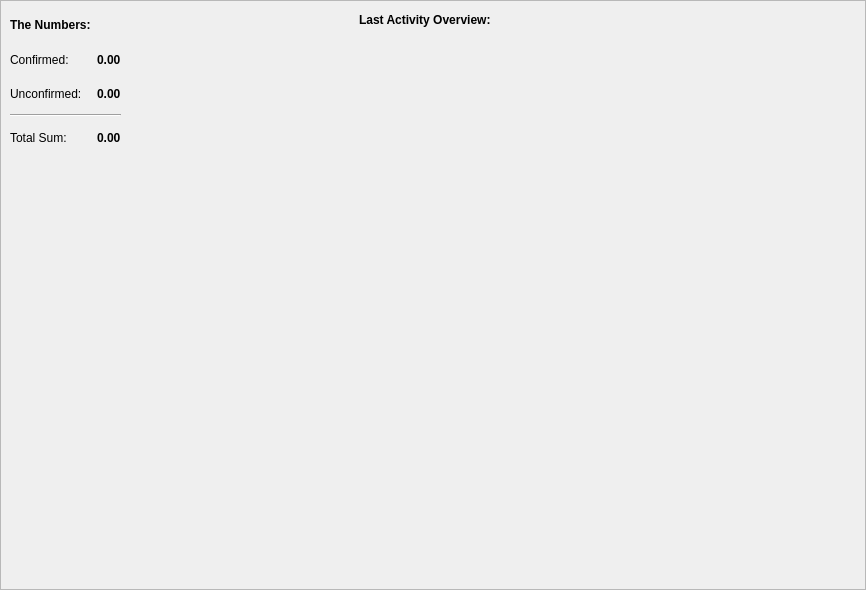
First picture: the form in src/gui/ui/overviewframe.ui, repository Nephatiu/Ncoin-Wallet, before the edit.
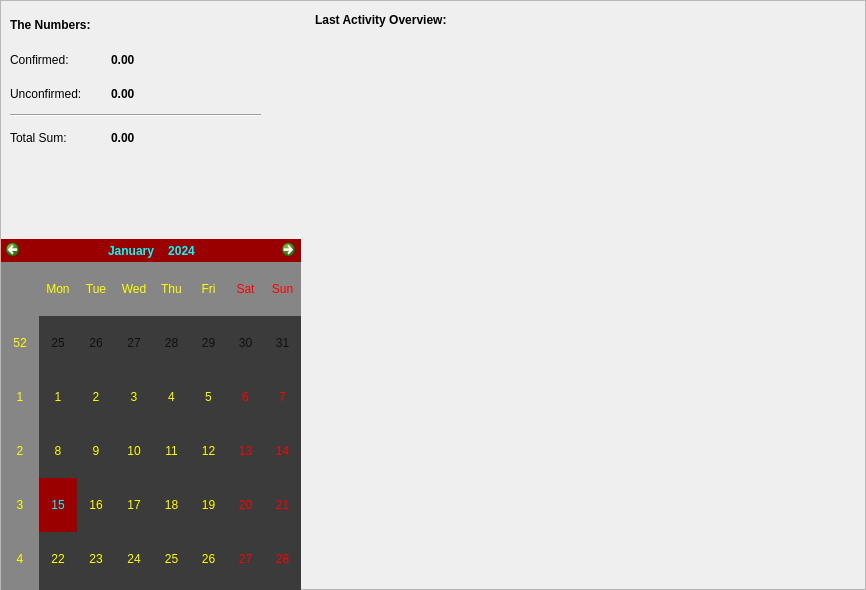
Second picture: the form after the edit.

Patch:
```diff
--- a/src/gui/ui/overviewframe.ui
+++ b/src/gui/ui/overviewframe.ui
@@ -19,7 +19,7 @@
   <property name="frameShadow">
    <enum>QFrame::Raised</enum>
   </property>
-  <layout class="QGridLayout" name="gridLayout" columnstretch="40,60">
+  <layout class="QGridLayout" name="gridLayout" columnstretch="40,0">
    <property name="sizeConstraint">
     <enum>QLayout::SetDefaultConstraint</enum>
    </property>
@@ -41,6 +41,335 @@
    <property name="verticalSpacing">
     <number>0</number>
    </property>
+   <item row="2" column="0">
+    <widget class="QCalendarWidget" name="calendarWidget">
+     <property name="sizePolicy">
+      <sizepolicy hsizetype="Fixed" vsizetype="Fixed">
+       <horstretch>0</horstretch>
+       <verstretch>0</verstretch>
+      </sizepolicy>
+     </property>
+     <property name="minimumSize">
+      <size>
+       <width>200</width>
+       <height>400</height>
+      </size>
+     </property>
+     <property name="maximumSize">
+      <size>
+       <width>300</width>
+       <height>300</height>
+      </size>
+     </property>
+     <property name="palette">
+      <palette>
+       <active>
+        <colorrole role="WindowText">
+         <brush brushstyle="SolidPattern">
+          <color alpha="255">
+           <red>131</red>
+           <green>0</green>
+           <blue>0</blue>
+          </color>
+         </brush>
+        </colorrole>
+        <colorrole role="Light">
+         <brush brushstyle="SolidPattern">
+          <color alpha="255">
+           <red>121</red>
+           <green>121</green>
+           <blue>121</blue>
+          </color>
+         </brush>
+        </colorrole>
+        <colorrole role="Midlight">
+         <brush brushstyle="SolidPattern">
+          <color alpha="255">
+           <red>83</red>
+           <green>83</green>
+           <blue>83</blue>
+          </color>
+         </brush>
+        </colorrole>
+        <colorrole role="Dark">
+         <brush brushstyle="SolidPattern">
+          <color alpha="255">
+           <red>15</red>
+           <green>15</green>
+           <blue>15</blue>
+          </color>
+         </brush>
+        </colorrole>
+        <colorrole role="Text">
+         <brush brushstyle="SolidPattern">
+          <color alpha="255">
+           <red>255</red>
+           <green>255</green>
+           <blue>0</blue>
+          </color>
+         </brush>
+        </colorrole>
+        <colorrole role="ButtonText">
+         <brush brushstyle="SolidPattern">
+          <color alpha="255">
+           <red>255</red>
+           <green>0</green>
+           <blue>0</blue>
+          </color>
+         </brush>
+        </colorrole>
+        <colorrole role="Base">
+         <brush brushstyle="SolidPattern">
+          <color alpha="255">
+           <red>59</red>
+           <green>59</green>
+           <blue>59</blue>
+          </color>
+         </brush>
+        </colorrole>
+        <colorrole role="Window">
+         <brush brushstyle="SolidPattern">
+          <color alpha="255">
+           <red>157</red>
+           <green>157</green>
+           <blue>157</blue>
+          </color>
+         </brush>
+        </colorrole>
+        <colorrole role="Highlight">
+         <brush brushstyle="SolidPattern">
+          <color alpha="255">
+           <red>154</red>
+           <green>0</green>
+           <blue>0</blue>
+          </color>
+         </brush>
+        </colorrole>
+        <colorrole role="HighlightedText">
+         <brush brushstyle="SolidPattern">
+          <color alpha="255">
+           <red>0</red>
+           <green>255</green>
+           <blue>255</blue>
+          </color>
+         </brush>
+        </colorrole>
+        <colorrole role="AlternateBase">
+         <brush brushstyle="SolidPattern">
+          <color alpha="255">
+           <red>134</red>
+           <green>134</green>
+           <blue>134</blue>
+          </color>
+         </brush>
+        </colorrole>
+       </active>
+       <inactive>
+        <colorrole role="WindowText">
+         <brush brushstyle="SolidPattern">
+          <color alpha="255">
+           <red>131</red>
+           <green>0</green>
+           <blue>0</blue>
+          </color>
+         </brush>
+        </colorrole>
+        <colorrole role="Light">
+         <brush brushstyle="SolidPattern">
+          <color alpha="255">
+           <red>121</red>
+           <green>121</green>
+           <blue>121</blue>
+          </color>
+         </brush>
+        </colorrole>
+        <colorrole role="Midlight">
+         <brush brushstyle="SolidPattern">
+          <color alpha="255">
+           <red>83</red>
+           <green>83</green>
+           <blue>83</blue>
+          </color>
+         </brush>
+        </colorrole>
+        <colorrole role="Dark">
+         <brush brushstyle="SolidPattern">
+          <color alpha="255">
+           <red>15</red>
+           <green>15</green>
+           <blue>15</blue>
+          </color>
+         </brush>
+        </colorrole>
+        <colorrole role="Text">
+         <brush brushstyle="SolidPattern">
+          <color alpha="255">
+           <red>255</red>
+           <green>255</green>
+           <blue>0</blue>
+          </color>
+         </brush>
+        </colorrole>
+        <colorrole role="ButtonText">
+         <brush brushstyle="SolidPattern">
+          <color alpha="255">
+           <red>255</red>
+           <green>0</green>
+           <blue>0</blue>
+          </color>
+         </brush>
+        </colorrole>
+        <colorrole role="Base">
+         <brush brushstyle="SolidPattern">
+          <color alpha="255">
+           <red>59</red>
+           <green>59</green>
+           <blue>59</blue>
+          </color>
+         </brush>
+        </colorrole>
+        <colorrole role="Window">
+         <brush brushstyle="SolidPattern">
+          <color alpha="255">
+           <red>157</red>
+           <green>157</green>
+           <blue>157</blue>
+          </color>
+         </brush>
+        </colorrole>
+        <colorrole role="Highlight">
+         <brush brushstyle="SolidPattern">
+          <color alpha="255">
+           <red>154</red>
+           <green>0</green>
+           <blue>0</blue>
+          </color>
+         </brush>
+        </colorrole>
+        <colorrole role="HighlightedText">
+         <brush brushstyle="SolidPattern">
+          <color alpha="255">
+           <red>0</red>
+           <green>255</green>
+           <blue>255</blue>
+          </color>
+         </brush>
+        </colorrole>
+        <colorrole role="AlternateBase">
+         <brush brushstyle="SolidPattern">
+          <color alpha="255">
+           <red>134</red>
+           <green>134</green>
+           <blue>134</blue>
+          </color>
+         </brush>
+        </colorrole>
+       </inactive>
+       <disabled>
+        <colorrole role="WindowText">
+         <brush brushstyle="SolidPattern">
+          <color alpha="255">
+           <red>15</red>
+           <green>15</green>
+           <blue>15</blue>
+          </color>
+         </brush>
+        </colorrole>
+        <colorrole role="Light">
+         <brush brushstyle="SolidPattern">
+          <color alpha="255">
+           <red>121</red>
+           <green>121</green>
+           <blue>121</blue>
+          </color>
+         </brush>
+        </colorrole>
+        <colorrole role="Midlight">
+         <brush brushstyle="SolidPattern">
+          <color alpha="255">
+           <red>83</red>
+           <green>83</green>
+           <blue>83</blue>
+          </color>
+         </brush>
+        </colorrole>
+        <colorrole role="Dark">
+         <brush brushstyle="SolidPattern">
+          <color alpha="255">
+           <red>15</red>
+           <green>15</green>
+           <blue>15</blue>
+          </color>
+         </brush>
+        </colorrole>
+        <colorrole role="Text">
+         <brush brushstyle="SolidPattern">
+          <color alpha="255">
+           <red>15</red>
+           <green>15</green>
+           <blue>15</blue>
+          </color>
+         </brush>
+        </colorrole>
+        <colorrole role="ButtonText">
+         <brush brushstyle="SolidPattern">
+          <color alpha="255">
+           <red>15</red>
+           <green>15</green>
+           <blue>15</blue>
+          </color>
+         </brush>
+        </colorrole>
+        <colorrole role="Base">
+         <brush brushstyle="SolidPattern">
+          <color alpha="255">
+           <red>157</red>
+           <green>157</green>
+           <blue>157</blue>
+          </color>
+         </brush>
+        </colorrole>
+        <colorrole role="Window">
+         <brush brushstyle="SolidPattern">
+          <color alpha="255">
+           <red>157</red>
+           <green>157</green>
+           <blue>157</blue>
+          </color>
+         </brush>
+        </colorrole>
+        <colorrole role="Highlight">
+         <brush brushstyle="SolidPattern">
+          <color alpha="255">
+           <red>51</red>
+           <green>153</green>
+           <blue>255</blue>
+          </color>
+         </brush>
+        </colorrole>
+        <colorrole role="HighlightedText">
+         <brush brushstyle="SolidPattern">
+          <color alpha="255">
+           <red>0</red>
+           <green>255</green>
+           <blue>255</blue>
+          </color>
+         </brush>
+        </colorrole>
+        <colorrole role="AlternateBase">
+         <brush brushstyle="SolidPattern">
+          <color alpha="255">
+           <red>134</red>
+           <green>134</green>
+           <blue>134</blue>
+          </color>
+         </brush>
+        </colorrole>
+       </disabled>
+      </palette>
+     </property>
+    </widget>
+   </item>
    <item row="0" column="0">
     <widget class="QFrame" name="m_overviewWalletFrame">
      <property name="minimumSize">
@@ -62,14 +391,69 @@
       <enum>QFrame::Raised</enum>
      </property>
      <layout class="QGridLayout" name="gridLayout_2">
-      <item row="4" column="1">
+      <item row="1" column="2">
+       <widget class="QLabel" name="m_tickerLabel1">
+        <property name="sizePolicy">
+         <sizepolicy hsizetype="Fixed" vsizetype="Preferred">
+          <horstretch>0</horstretch>
+          <verstretch>0</verstretch>
+         </sizepolicy>
+        </property>
+        <property name="minimumSize">
+         <size>
+          <width>25</width>
+          <height>0</height>
+         </size>
+        </property>
+        <property name="frameShape">
+         <enum>QFrame::NoFrame</enum>
+        </property>
+        <property name="text">
+         <string notr="true"/>
+        </property>
+       </widget>
+      </item>
+      <item row="5" column="1">
        <widget class="QLabel" name="m_totalBalanceLabel">
+        <property name="sizePolicy">
+         <sizepolicy hsizetype="Fixed" vsizetype="Preferred">
+          <horstretch>0</horstretch>
+          <verstretch>0</verstretch>
+         </sizepolicy>
+        </property>
+        <property name="minimumSize">
+         <size>
+          <width>150</width>
+          <height>0</height>
+         </size>
+        </property>
+        <property name="maximumSize">
+         <size>
+          <width>77777</width>
+          <height>77777</height>
+         </size>
+        </property>
+        <property name="sizeIncrement">
+         <size>
+          <width>0</width>
+          <height>0</height>
+         </size>
+        </property>
+        <property name="baseSize">
+         <size>
+          <width>0</width>
+          <height>0</height>
+         </size>
+        </property>
         <property name="font">
          <font>
           <weight>75</weight>
           <bold>true</bold>
          </font>
         </property>
+        <property name="frameShape">
+         <enum>QFrame::NoFrame</enum>
+        </property>
         <property name="text">
          <string notr="true">0.00</string>
         </property>
@@ -77,28 +461,36 @@
       </item>
       <item row="1" column="1">
        <widget class="QLabel" name="m_actualBalanceLabel">
+        <property name="sizePolicy">
+         <sizepolicy hsizetype="Fixed" vsizetype="Preferred">
+          <horstretch>0</horstretch>
+          <verstretch>0</verstretch>
+         </sizepolicy>
+        </property>
+        <property name="minimumSize">
+         <size>
+          <width>150</width>
+          <height>0</height>
+         </size>
+        </property>
         <property name="font">
          <font>
           <weight>75</weight>
           <bold>true</bold>
          </font>
         </property>
+        <property name="frameShape">
+         <enum>QFrame::NoFrame</enum>
+        </property>
         <property name="text">
          <string notr="true">0.00</string>
         </property>
        </widget>
       </item>
-      <item row="4" column="0">
-       <widget class="QLabel" name="label_6">
+      <item row="3" column="0">
+       <widget class="QLabel" name="label_4">
         <property name="text">
-         <string>Total Sum:</string>
-        </property>
-       </widget>
-      </item>
-      <item row="1" column="2">
-       <widget class="QLabel" name="m_tickerLabel1">
-        <property name="text">
-         <string notr="true"/>
+         <string>Unconfirmed:</string>
         </property>
        </widget>
       </item>
@@ -115,10 +507,76 @@
         </property>
        </widget>
       </item>
-      <item row="2" column="0">
-       <widget class="QLabel" name="label_4">
+      <item row="5" column="0">
+       <widget class="QLabel" name="label_6">
         <property name="text">
-         <string>Unconfirmed:</string>
+         <string>Total Sum:</string>
+        </property>
+       </widget>
+      </item>
+      <item row="3" column="1">
+       <widget class="QLabel" name="m_pendingBalanceLabel">
+        <property name="sizePolicy">
+         <sizepolicy hsizetype="Fixed" vsizetype="Preferred">
+          <horstretch>0</horstretch>
+          <verstretch>0</verstretch>
+         </sizepolicy>
+        </property>
+        <property name="minimumSize">
+         <size>
+          <width>150</width>
+          <height>0</height>
+         </size>
+        </property>
+        <property name="font">
+         <font>
+          <weight>75</weight>
+          <bold>true</bold>
+         </font>
+        </property>
+        <property name="frameShape">
+         <enum>QFrame::NoFrame</enum>
+        </property>
+        <property name="text">
+         <string notr="true">0.00</string>
+        </property>
+       </widget>
+      </item>
+      <item row="4" column="0" colspan="2">
+       <widget class="Line" name="line">
+        <property name="sizePolicy">
+         <sizepolicy hsizetype="Minimum" vsizetype="Maximum">
+          <horstretch>0</horstretch>
+          <verstretch>0</verstretch>
+         </sizepolicy>
+        </property>
+        <property name="minimumSize">
+         <size>
+          <width>0</width>
+          <height>0</height>
+         </size>
+        </property>
+        <property name="orientation">
+         <enum>Qt::Horizontal</enum>
+        </property>
+       </widget>
+      </item>
+      <item row="5" column="2">
+       <widget class="QLabel" name="m_tickerLabel3">
+        <property name="sizePolicy">
+         <sizepolicy hsizetype="Fixed" vsizetype="Preferred">
+          <horstretch>0</horstretch>
+          <verstretch>0</verstretch>
+         </sizepolicy>
+        </property>
+        <property name="minimumSize">
+         <size>
+          <width>25</width>
+          <height>0</height>
+         </size>
+        </property>
+        <property name="text">
+         <string notr="true"/>
         </property>
        </widget>
       </item>
@@ -129,73 +587,29 @@
         </property>
        </widget>
       </item>
-      <item row="3" column="0" colspan="2">
-       <widget class="Line" name="line">
-        <property name="orientation">
-         <enum>Qt::Horizontal</enum>
-        </property>
-       </widget>
-      </item>
-      <item row="2" column="1">
-       <widget class="QLabel" name="m_pendingBalanceLabel">
-        <property name="font">
-         <font>
-          <weight>75</weight>
-          <bold>true</bold>
-         </font>
-        </property>
-        <property name="text">
-         <string notr="true">0.00</string>
-        </property>
-       </widget>
-      </item>
-      <item row="4" column="2">
-       <widget class="QLabel" name="m_tickerLabel3">
-        <property name="text">
-         <string notr="true"/>
-        </property>
-       </widget>
-      </item>
-      <item row="2" column="2">
+      <item row="3" column="2">
        <widget class="QLabel" name="m_tickerLabel2">
+        <property name="sizePolicy">
+         <sizepolicy hsizetype="Fixed" vsizetype="Preferred">
+          <horstretch>0</horstretch>
+          <verstretch>0</verstretch>
+         </sizepolicy>
+        </property>
+        <property name="minimumSize">
+         <size>
+          <width>25</width>
+          <height>0</height>
+         </size>
+        </property>
         <property name="text">
          <string notr="true"/>
         </property>
        </widget>
       </item>
-      <item row="2" column="3">
-       <spacer name="horizontalSpacer_2">
-        <property name="orientation">
-         <enum>Qt::Horizontal</enum>
-        </property>
-        <property name="sizeHint" stdset="0">
-         <size>
-          <width>40</width>
-          <height>20</height>
-         </size>
-        </property>
-       </spacer>
-      </item>
      </layout>
     </widget>
    </item>
-   <item row="1" column="0" rowspan="2">
-    <spacer name="verticalSpacer">
-     <property name="orientation">
-      <enum>Qt::Vertical</enum>
-     </property>
-     <property name="sizeType">
-      <enum>QSizePolicy::Expanding</enum>
-     </property>
-     <property name="sizeHint" stdset="0">
-      <size>
-       <width>20</width>
-       <height>425</height>
-      </size>
-     </property>
-    </spacer>
-   </item>
-   <item row="0" column="1" rowspan="3">
+   <item row="0" column="1" rowspan="4">
     <widget class="QFrame" name="frame_2">
      <property name="minimumSize">
       <size>
@@ -283,6 +697,19 @@
      </layout>
     </widget>
    </item>
+   <item row="1" column="0">
+    <spacer name="verticalSpacer">
+     <property name="orientation">
+      <enum>Qt::Vertical</enum>
+     </property>
+     <property name="sizeHint" stdset="0">
+      <size>
+       <width>20</width>
+       <height>40</height>
+      </size>
+     </property>
+    </spacer>
+   </item>
   </layout>
  </widget>
  <resources/>
```
